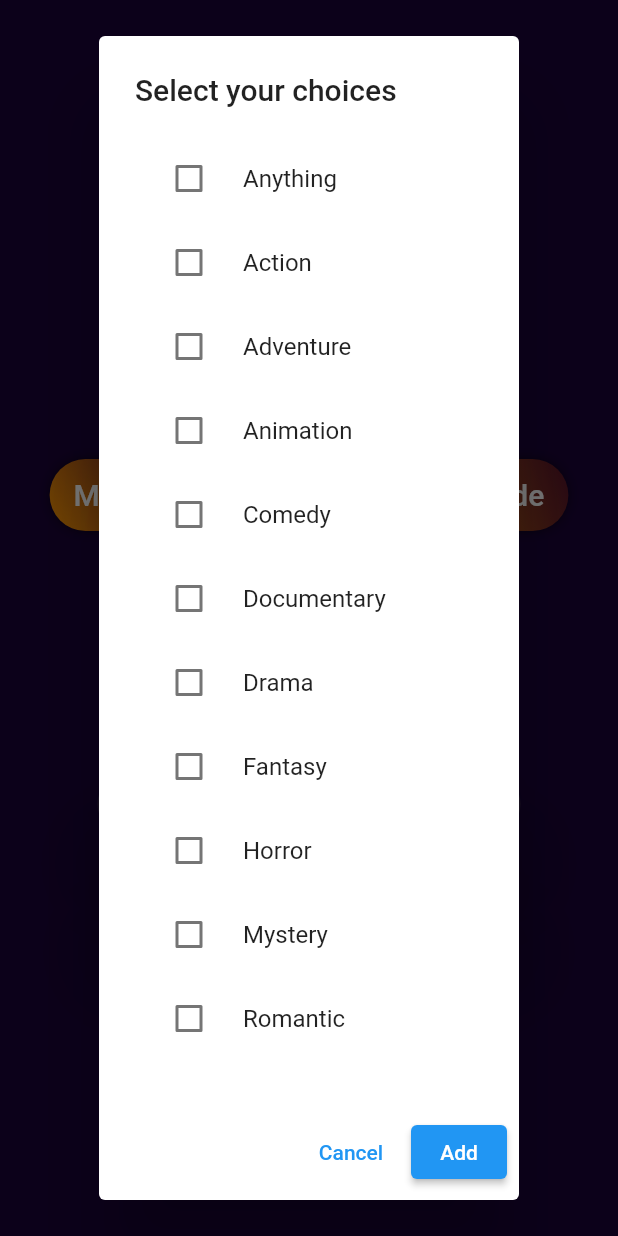
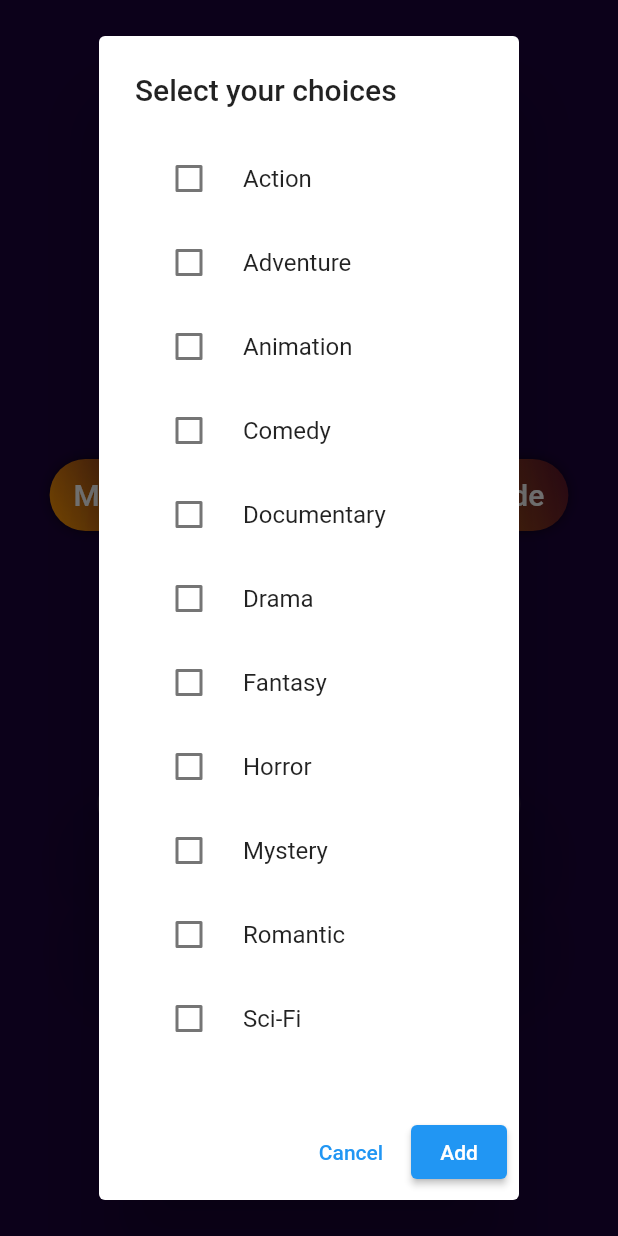
Before and after one commit to DanielaRednic/Moodie, a Flutter app: the MoviePicker screen opened directly, after a tap on "Genre", on a phone screen of 412 x 824 dp. Run offline on Flutter 3.47's test engine with Material 2 defaults, Android fonts, the phone set to English and light mode, and no system bars; our stand-ins replace flutter_svg, youtube_player_flutter; network calls fail.

```diff
--- a/lib/Screens/MoviePicker/components/buttons.dart
+++ b/lib/Screens/MoviePicker/components/buttons.dart
@@ -110,7 +110,7 @@ class _HomePageState extends State<HomePage> {
     // a list of selectable items
     // these items can be hard-coded or dynamically fetched from a database/API
     final List<String> mood = [
-    'Anything','Adventurous','Angry','Bored', 'Curious', 'Depressed',
+    'Adventurous','Angry','Bored', 'Curious', 'Depressed',
     'Evil', 'Happy', 'Mysterious', 'Playful', 'Romantic', 'Sad'];
 
     final List<String>? results = await showDialog(
@@ -160,7 +160,7 @@ class _HomePageState extends State<HomePage> {
     void _showMultiSelectGenre() async {
     // a list of selectable genres
     final List<String> genre = [
-    'Anything', 'Action', 'Adventure', 'Animation', 'Comedy', 'Documentary', 'Drama', 'Fantasy', 'Horror',
+    'Action', 'Adventure', 'Animation', 'Comedy', 'Documentary', 'Drama', 'Fantasy', 'Horror',
     'Mystery', 'Romantic', 'Sci-Fi', 'Superhero', 'Thriller',];
 
     final List<String>? results = await showDialog(
@@ -209,11 +209,8 @@ class _HomePageState extends State<HomePage> {
 
    void _showMultiSelectYear() async {
     final List<String> year = [
-    '2023','2022','2021','2020','2019','2018','2017','2016','2015','2014','2013','2012','2011','2010','2009','2008','2007','2006','2005','2004',
-    '2003','2002','2001','2000','1999','1998','1997','1996','1995','1994','1993','1992','1991','1990','1989','1988','1987','1986','1985','1984',
-    '1983','1982','1981','1980','1979','1978','1977','1976','1975','1974','1973','1972','1971','1970','1969','1968','1967','1966','1965','1964',
-    '1963','1962','1961','1960','1959','1958','1957','1956','1955','1954','1953','1952','1951','1950','1949','1948','1947','1946','1945','1944',
-    ];
+    '2023','2022','2021','2020','2019','2018','2017','2016','2015','2014','2013','2012',
+    '2011','2010','2009','2008','2007','2006','2005','2004','2003','2002','2001','2000'];
 
     final List<String>? results = await showDialog(
       context: context,
--- a/lib/Screens/navbar.dart
+++ b/lib/Screens/navbar.dart
@@ -5,6 +5,7 @@ import 'package:moodie/Screens/Welcome/welcome_screen.dart';
 
 import '../constants.dart';
 import '../user_details.dart';
+import 'UserPage/user_page.dart';
 
 class NavBar extends StatelessWidget{
   @override
@@ -15,11 +16,11 @@ class NavBar extends StatelessWidget{
         padding: EdgeInsets.zero,
         children: [
           UserAccountsDrawerHeader(
-          accountName: Text(user, style: TextStyle(color: Colors.white)),
-          accountEmail: Text(email, style: TextStyle(color: Colors.white)),
+          accountName: Text(user, style: TextStyle(color: Colors.white, fontSize: 18.0)),
+          accountEmail: Text(email, style: TextStyle(color: Colors.white , fontSize: 18.0)),
           currentAccountPicture: CircleAvatar(
             child: Image.asset(
-              'assets/images/moodie-purple.png'
+              'assets/images/moodie-white.png'
               ),
               backgroundColor: kPrimaryLightColor,
             ),
@@ -28,21 +29,21 @@ class NavBar extends StatelessWidget{
           )
           ),
           ListTile(
-            leading: Icon(Icons.table_view_outlined, size: 30, color:Color.fromARGB(255, 26, 3, 56)),
-            title: Text("My movies", style: TextStyle(color:Color.fromARGB(255, 26, 3, 56), fontSize: 18.0)),
+            leading: Icon(Icons.table_view_outlined, size: 30, color:Colors.white),
+            title: Text("My movies", style: TextStyle(color:Colors.white, fontSize: 18.0)),
             onTap: () =>Navigator.push(
                 context,
                 MaterialPageRoute(
                   builder: (context) {
-                    return MovieDetails();
+                    return UserPage();
                   },
                 ),
               ),
           ),
           Divider(),
           ListTile(
-            leading: Icon(Icons.rocket_launch_outlined, size: 30, color:Color.fromARGB(255, 26, 3, 56)),
-            title: Text("Movie time!", style: TextStyle(color:Color.fromARGB(255, 26, 3, 56), fontSize: 18.0)),
+            leading: Icon(Icons.rocket_launch_outlined, size: 30, color:Colors.white),
+            title: Text("Movie time!", style: TextStyle(color:Colors.white, fontSize: 18.0)),
             onTap: () =>Navigator.push(
                 context,
                 MaterialPageRoute(
@@ -54,8 +55,8 @@ class NavBar extends StatelessWidget{
           ),
           Divider(),
           ListTile(
-            leading: Icon(Icons.logout, size: 30, color:Color.fromARGB(255, 26, 3, 56)),
-            title: Text("Log out", style: TextStyle(color:Color.fromARGB(255, 26, 3, 56), fontSize: 18.0)),
+            leading: Icon(Icons.logout, size: 30, color:Colors.white),
+            title: Text("Log out", style: TextStyle(color:Colors.white, fontSize: 18.0)),
             onTap: () =>Navigator.push(
                 context,
                 MaterialPageRoute(
@@ -65,17 +66,28 @@ class NavBar extends StatelessWidget{
                 ),
               ),
           ),
-          Row(
-            children:[
-            Expanded(
-                flex: 1,
-                child: Image.asset(
-                'assets/images/tanooki-logo.png',
-                fit: BoxFit.fitWidth,
-                alignment: Alignment.bottomCenter,
-                ),
-              )],
-            ),
+          Row
+          (
+            children:
+            [
+              Column
+              (
+                crossAxisAlignment: CrossAxisAlignment.center,
+                mainAxisAlignment: MainAxisAlignment.center,
+                children:
+                [
+                  Container
+                  (
+                    width: MediaQuery.of(context).size.width*0.2,
+                    alignment: Alignment.bottomCenter,
+                    child: Image.asset(
+                      'assets/images/tanooki-logo.png'
+                    ),
+                  )
+                ],
+              ),
+            ],
+          ),
         ],
       )
     );
--- a/lib/constants.dart
+++ b/lib/constants.dart
@@ -2,6 +2,7 @@ import 'package:flutter/material.dart';
 
 const kPrimaryColor = Color.fromARGB(255 ,255, 153, 1);
 const kSecondPrimaryColor = Color.fromARGB(255 ,83, 15, 43);
+const kThirdPrimaryColor = Color.fromARGB(255, 26, 3, 56);
 const kPrimaryLightColor = Color.fromARGB(255 ,141, 141, 141);
 
 const double defaultPadding = 16.0;
```
Also changed, not shown: lib/Screens/UserPage/components/movie_list.dart (+125 -12 lines), lib/Screens/UserPage/components/see_details.dart (added, +185 -0 lines).
